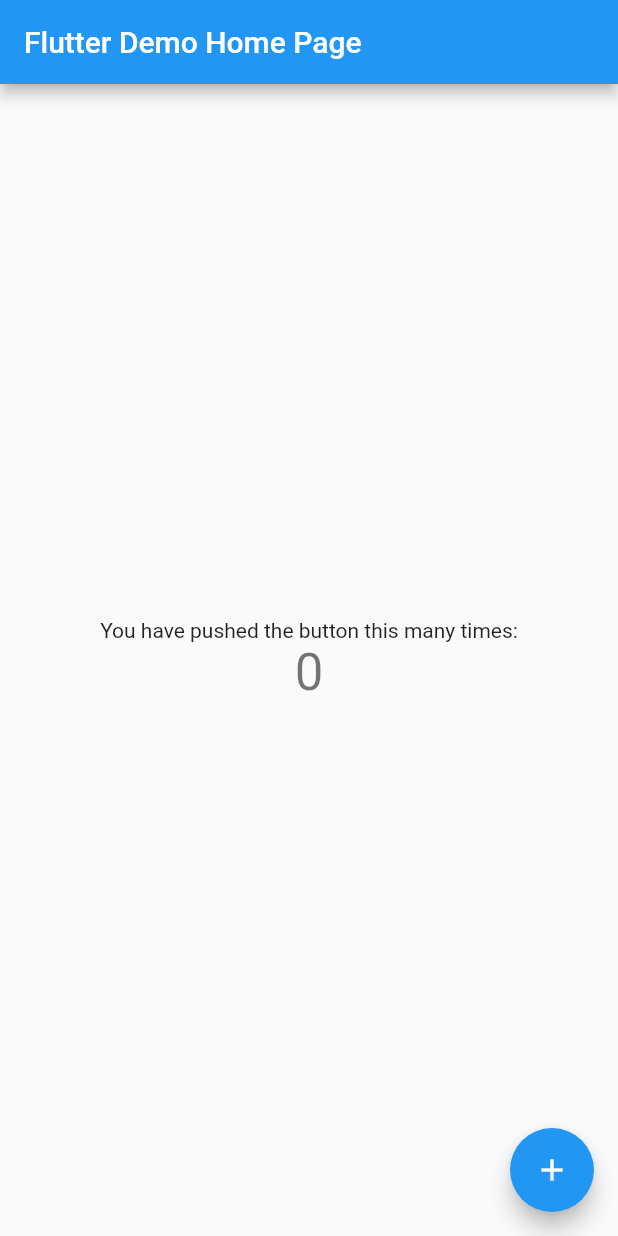
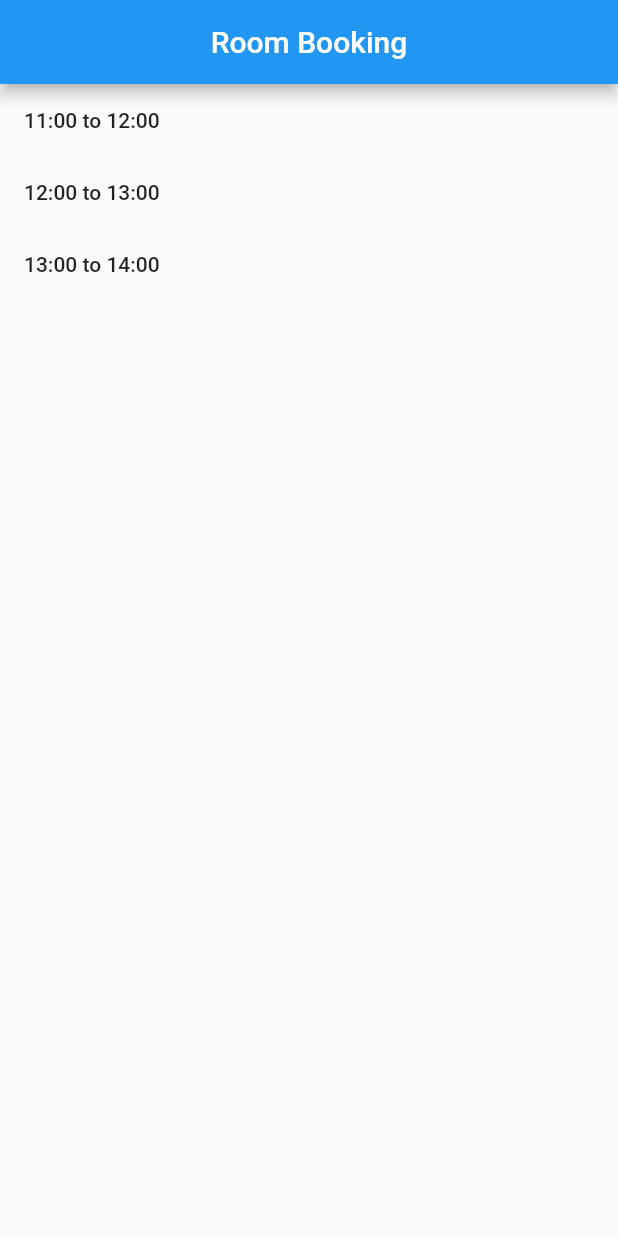
Before and after one commit to Aditya-76/room-booking, a Flutter app: the screen it shows after launch, on a phone screen of 412 x 824 dp. Run offline on Flutter 3.47's test engine with Material 2 defaults, Android fonts, the phone set to English and light mode, and no system bars.

Commit message:
basic layout

```diff
--- a/room_booking/lib/main.dart
+++ b/room_booking/lib/main.dart
@@ -1,117 +1,34 @@
 import 'package:flutter/material.dart';
 
 void main() {
-  runApp(MyApp());
+  runApp(MaterialApp(
+    home: Home(),
+  ));
 }
 
-class MyApp extends StatelessWidget {
-  // This widget is the root of your application.
+class Home extends StatelessWidget {
   @override
   Widget build(BuildContext context) {
-    return MaterialApp(
-      title: 'Flutter Demo',
-      theme: ThemeData(
-        // This is the theme of your application.
-        //
-        // Try running your application with "flutter run". You'll see the
-        // application has a blue toolbar. Then, without quitting the app, try
-        // changing the primarySwatch below to Colors.green and then invoke
-        // "hot reload" (press "r" in the console where you ran "flutter run",
-        // or simply save your changes to "hot reload" in a Flutter IDE).
-        // Notice that the counter didn't reset back to zero; the application
-        // is not restarted.
-        primarySwatch: Colors.blue,
-        // This makes the visual density adapt to the platform that you run
-        // the app on. For desktop platforms, the controls will be smaller and
-        // closer together (more dense) than on mobile platforms.
-        visualDensity: VisualDensity.adaptivePlatformDensity,
-      ),
-      home: MyHomePage(title: 'Flutter Demo Home Page'),
-    );
+    return Scaffold(
+        appBar: AppBar(
+          title: Text('Room Booking'),
+          centerTitle: true,
+        ),
+        body: Column(
+          children: <Widget>[
+            new FlatButton(
+              onPressed: () => {print('You have booked slot 1')},
+              child: Text('11:00 to 12:00'),
+            ),
+            new FlatButton(
+              onPressed: () => {print('You have booked slot 2')},
+              child: Text('12:00 to 13:00'),
+            ),
+            new FlatButton(
+              onPressed: () => {print('You have booked slot 3')},
+              child: Text('13:00 to 14:00'),
+            ),
+          ],
+        ));
   }
 }
-
-class MyHomePage extends StatefulWidget {
-  MyHomePage({Key key, this.title}) : super(key: key);
-
-  // This widget is the home page of your application. It is stateful, meaning
-  // that it has a State object (defined below) that contains fields that affect
-  // how it looks.
-
-  // This class is the configuration for the state. It holds the values (in this
-  // case the title) provided by the parent (in this case the App widget) and
-  // used by the build method of the State. Fields in a Widget subclass are
-  // always marked "final".
-
-  final String title;
-
-  @override
-  _MyHomePageState createState() => _MyHomePageState();
-}
-
-class _MyHomePageState extends State<MyHomePage> {
-  int _counter = 0;
-
-  void _incrementCounter() {
-    setState(() {
-      // This call to setState tells the Flutter framework that something has
-      // changed in this State, which causes it to rerun the build method below
-      // so that the display can reflect the updated values. If we changed
-      // _counter without calling setState(), then the build method would not be
-      // called again, and so nothing would appear to happen.
-      _counter++;
-    });
-  }
-
-  @override
-  Widget build(BuildContext context) {
-    // This method is rerun every time setState is called, for instance as done
-    // by the _incrementCounter method above.
-    //
-    // The Flutter framework has been optimized to make rerunning build methods
-    // fast, so that you can just rebuild anything that needs updating rather
-    // than having to individually change instances of widgets.
-    return Scaffold(
-      appBar: AppBar(
-        // Here we take the value from the MyHomePage object that was created by
-        // the App.build method, and use it to set our appbar title.
-        title: Text(widget.title),
-      ),
-      body: Center(
-        // Center is a layout widget. It takes a single child and positions it
-        // in the middle of the parent.
-        child: Column(
-          // Column is also a layout widget. It takes a list of children and
-          // arranges them vertically. By default, it sizes itself to fit its
-          // children horizontally, and tries to be as tall as its parent.
-          //
-          // Invoke "debug painting" (press "p" in the console, choose the
-          // "Toggle Debug Paint" action from the Flutter Inspector in Android
-          // Studio, or the "Toggle Debug Paint" command in Visual Studio Code)
-          // to see the wireframe for each widget.
-          //
-          // Column has various properties to control how it sizes itself and
-          // how it positions its children. Here we use mainAxisAlignment to
-          // center the children vertically; the main axis here is the vertical
-          // axis because Columns are vertical (the cross axis would be
-          // horizontal).
-          mainAxisAlignment: MainAxisAlignment.center,
-          children: <Widget>[
-            Text(
-              'You have pushed the button this many times:',
-            ),
-            Text(
-              '$_counter',
-              style: Theme.of(context).textTheme.headline4,
-            ),
-          ],
-        ),
-      ),
-      floatingActionButton: FloatingActionButton(
-        onPressed: _incrementCounter,
-        tooltip: 'Increment',
-        child: Icon(Icons.add),
-      ), // This trailing comma makes auto-formatting nicer for build methods.
-    );
-  }
-}
```
Also changed, not shown: 2 other files.
